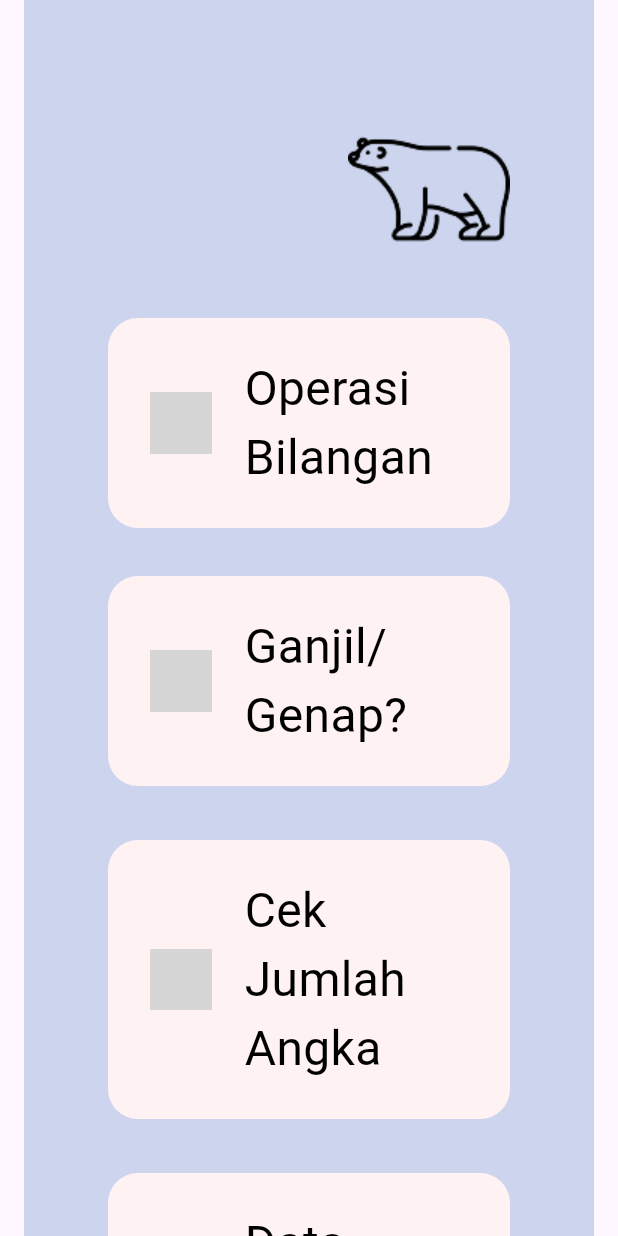
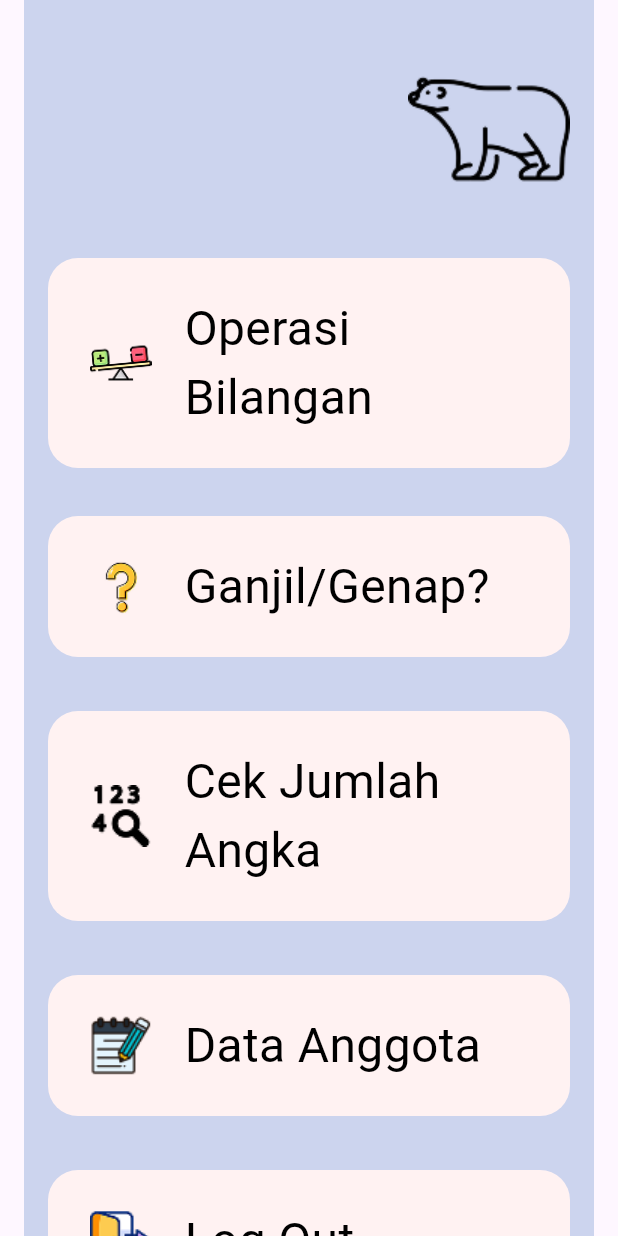
Before and after one commit to Amelvirda100/mobile_kalkulator, a Flutter app: the PilihanMenu screen opened directly, on a phone screen of 412 x 824 dp. Run offline on Flutter 3.47's test engine with Material 3 defaults, Android fonts, the phone set to English and light mode, and no system bars; Roboto replaces fonts that are missing (Itim); grey boxes are pictures that could not be loaded.

Commit message:
first commit

```diff
--- a/lib/menu_data_anggota.dart
+++ b/lib/menu_data_anggota.dart
@@ -138,7 +138,7 @@ class MemberCard extends StatelessWidget {
 
   Widget _buildProfileImage() {
     return ClipOval(
-      child: Image.network(
+      child: Image.asset(
         member.imageUrl,
         width: 50,
         height: 50,
--- a/lib/pilihan_menu.dart
+++ b/lib/pilihan_menu.dart
@@ -17,9 +17,11 @@ class PilihanMenu extends StatelessWidget {
         child: SafeArea(
           child: SingleChildScrollView(
             child: Container(
-              constraints: const BoxConstraints(maxWidth: 480),
+              width: MediaQuery.of(context)
+                  .size
+                  .width, // Menggunakan lebar layar HP
               margin: const EdgeInsets.symmetric(horizontal: 16),
-              padding: const EdgeInsets.fromLTRB(56, 72, 56, 116),
+              padding: const EdgeInsets.symmetric(horizontal: 16, vertical: 32),
               decoration: const BoxDecoration(
                 color: Color(0xFFCCD4EE),
               ),
@@ -129,7 +131,7 @@ class MenuItem extends StatelessWidget {
         ),
         child: Row(
           children: [
-            Image.network(
+            Image.asset(
               iconUrl,
               width: 41,
               height: 41,
```
Also changed, not shown: assets/dhea.png, assets/faiza.png, assets/laras.png, assets/virda.png.
